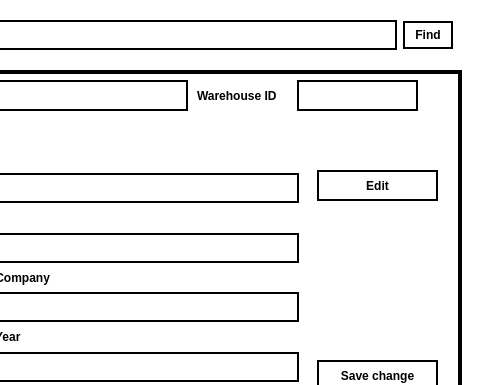
The window that ui/designer-files/mainwindow.ui (viciousircle/FINAL-huhuh) describes before a commit, drawn with Qt 5; both pictures show x 899 to 1379 and y 0 to 385 of the 1379 by 623 pixel window.
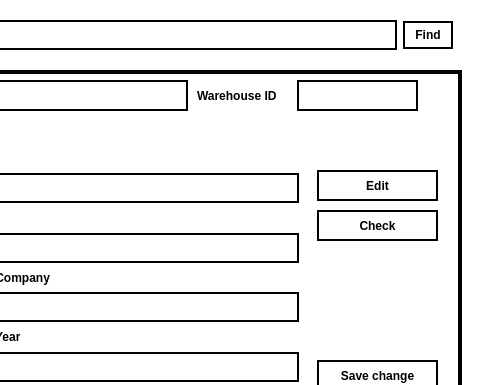
The same window after the commit. The open tabs and pages were chosen to show the change.

Patch:
```diff
--- a/ui/designer-files/mainwindow.ui
+++ b/ui/designer-files/mainwindow.ui
@@ -1411,6 +1411,45 @@
             <string>Save change</string>
            </property>
           </widget>
+          <widget class="QPushButton" name="check_btn">
+           <property name="geometry">
+            <rect>
+             <x>410</x>
+             <y>140</y>
+             <width>121</width>
+             <height>31</height>
+            </rect>
+           </property>
+           <property name="font">
+            <font>
+             <bold>true</bold>
+            </font>
+           </property>
+           <property name="styleSheet">
+            <string notr="true">QPushButton{
+	border: 2px solid black;
+	color: rgb(0, 0, 0);
+	padding: 5 10px 5 10px ;
+}
+QPushButton:hover{
+	border: 2px solid #560bad;
+	color: #560bad;
+	padding: 0 10px 0 10px ;
+}
+QPushButton::after{
+	border: 2px solid grey;
+color: grey;
+padding: 0 10px 0 10px ;
+
+}
+
+
+</string>
+           </property>
+           <property name="text">
+            <string>Check</string>
+           </property>
+          </widget>
          </widget>
         </item>
        </layout>
```
Left out of the diff: 18 changed lines with no effect on the pictures.
